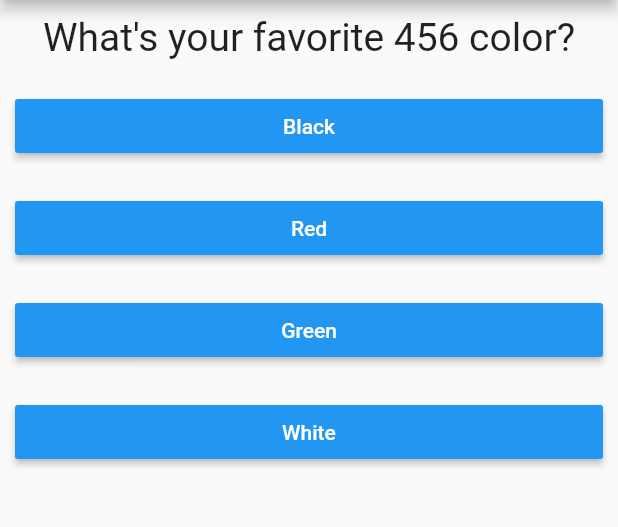
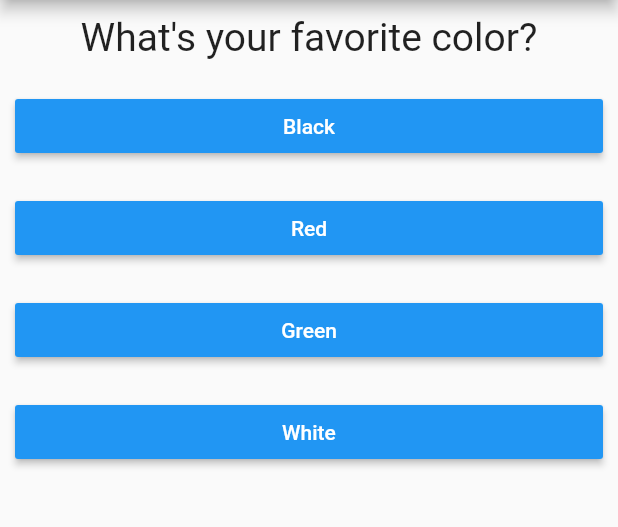
Before and after one commit to vandreborba/01-flutter_basics, a Flutter app: the screen it shows after launch, on a phone screen of 412 x 824 dp, the part 84-611 px from its top. Run offline on Flutter 3.47's test engine with Material 2 defaults, Android fonts, the phone set to English and light mode, and no system bars.

Commit message:
final_version_tutorial

```diff
--- a/lib/main.dart
+++ b/lib/main.dart
@@ -1,9 +1,11 @@
 import 'package:aula01_flutter_basics/question.dart';
+import 'package:aula01_flutter_basics/result.dart';
 import 'package:flutter/material.dart';
 import 'package:flutter/widgets.dart';
 
 import './question.dart';
 import './answer.dart';
+import './quiz.dart';
 
 void main() {
   runApp(MyApp());
@@ -20,13 +22,58 @@ class MyApp extends StatefulWidget {
 
 class _MyAppState extends State<MyApp> {
   var _questionIndex = 0;
+  var _totalScore = 0;
 
-  void _answerQuestion() {
+  void _resetQuiz() {
+    setState(() {
+      _questionIndex = 0;
+      _totalScore = 0;
+    });
+  }
+
+  final _questions = [
+    {
+      'questionText': "What's your favorite color?",
+      'answers': [
+        {'text': 'Black', 'score': 0},
+        {'text': 'Red', 'score': 5},
+        {'text': 'Green', 'score': 4},
+        {'text': 'White', 'score': 2}
+      ]
+    },
+    {
+      'questionText': "What's yout favorite animal?",
+      'answers': [
+        {'text': 'Rabbit', 'score': 0},
+        {'text': "Snake", 'score': 3},
+        {'text': 'Elephant', 'score': 1},
+        {'text': 'Lion', 'score': 3}
+      ]
+    },
+    {
+      'questionText': "Another question?",
+      'answers': [
+        {'text': 'One', 'score': 1},
+        {'text': "Two", 'score': 2},
+        {'text': '3', 'score': 3},
+        {'text': 'pi', 'score': 0}
+      ]
+    },
+  ];
+
+  void _answerQuestion(int score) {
+    _totalScore += score;
+    print("_totalScore: ${_totalScore}");
+
+    if (_questionIndex + 1 < _questions.length) {
+      print("we have more questions");
+    }
+
     setState(() {
       _questionIndex = _questionIndex + 1;
     });
 
-    print("Question index: ${_questionIndex}");
+    print("Question index: ${_questionIndex + 1}/${_questions.length}");
   }
 
   /* Funções Anônimas:
@@ -39,36 +86,17 @@ class _MyAppState extends State<MyApp> {
 
   @override
   Widget build(BuildContext context) {
-    var questions = [
-      {
-        'questionText': "What's your favorite 456 color?",
-        'answers': ['Black', 'Red', 'Green', 'White']
-      },
-      {
-        'questionText': "What's yout favorite animal?",
-        'answers': ['Rabbit', "Snake", 'Elephant', 'Lion']
-      },
-      {
-        'questionText': "Another question",
-        'answers': ['One', "Two", '3', 'pi']
-      },
-    ];
     return MaterialApp(
       home: Scaffold(
         appBar: AppBar(title: Text("My First App")),
-        body: Column(
-          children: <Widget>[
-            Question(questions[_questionIndex]['questionText']),
-            ...(questions[_questionIndex]['answers'] as List<String>).map(
-              (answers) {
-                // este "map" faz um for com cada elemento da lista. (Não sei se não poderia usar um for)
-                // o "..." transforma a lista em elementos da lista. Repare que sem isto teríamos uma lista dentro de outra lista, não é isto que queremos.
-                //
-                return Answer(_answerQuestion, answers);
-              },
-            ).toList()
-          ],
-        ),
+        body: (_questionIndex < _questions.length)
+            ? Quiz(
+                // Para o código não ficar muito bagunçado, é sempre uma boa idea separar criando outra classe.
+                answerQuestion: _answerQuestion,
+                questionIndex: _questionIndex,
+                questions: _questions,
+              )
+            : Result(_totalScore, _resetQuiz),
       ),
     );
   }
--- /dev/null
+++ b/lib/quiz.dart
@@ -0,0 +1,36 @@
+import 'package:flutter/material.dart';
+
+import './question.dart';
+import './answer.dart';
+
+class Quiz extends StatelessWidget {
+  final List<Map<String, Object>> questions;
+  final Function answerQuestion;
+  final int questionIndex;
+
+  Quiz(
+      {@required this.questions,
+      @required this.answerQuestion,
+      @required this.questionIndex});
+
+  @override
+  Widget build(BuildContext context) {
+    return Column(
+      children: <Widget>[
+        Question(questions[questionIndex]['questionText']
+            as String), // As vezes (dependendo da versão) tem que especificar que é um String, se não dá erro.
+        ...(questions[questionIndex]['answers'] as List<Map<String, Object>>)
+            .map(
+          (answers) {
+            // este "map" faz um for com cada elemento da lista. (Não sei se não poderia usar um for)
+            // o "..." transforma a lista em elementos da lista. Repare que sem isto teríamos uma lista dentro de outra lista, não é isto que queremos.
+            //
+            return Answer(
+                () => answerQuestion(answers['score']), answers['text']);
+            // precisa desta forma (função anônima) para podermos colocar argumento na função "answerQuestion". Se não tiver argumento poderíamos chamar apenas "answerQuestion"
+          },
+        ).toList()
+      ],
+    );
+  }
+}
```
Also changed, not shown: lib/result.dart (added, +42 -0 lines).
